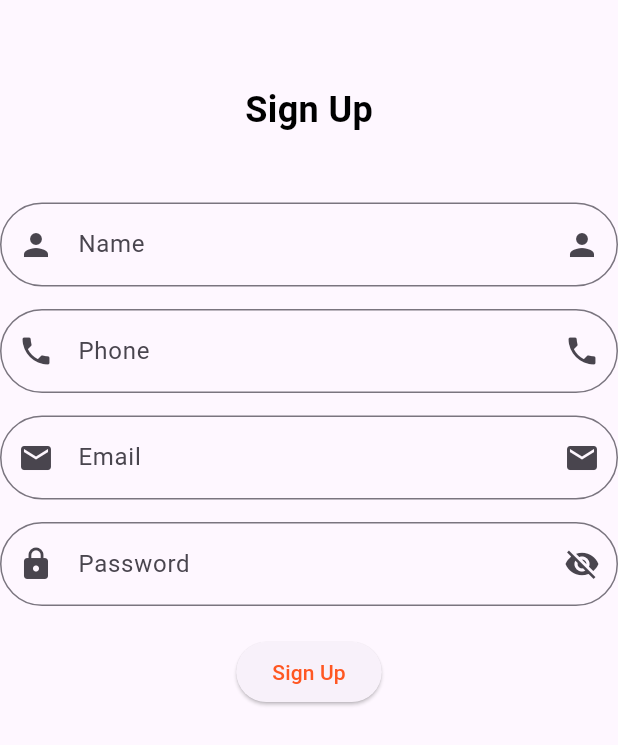
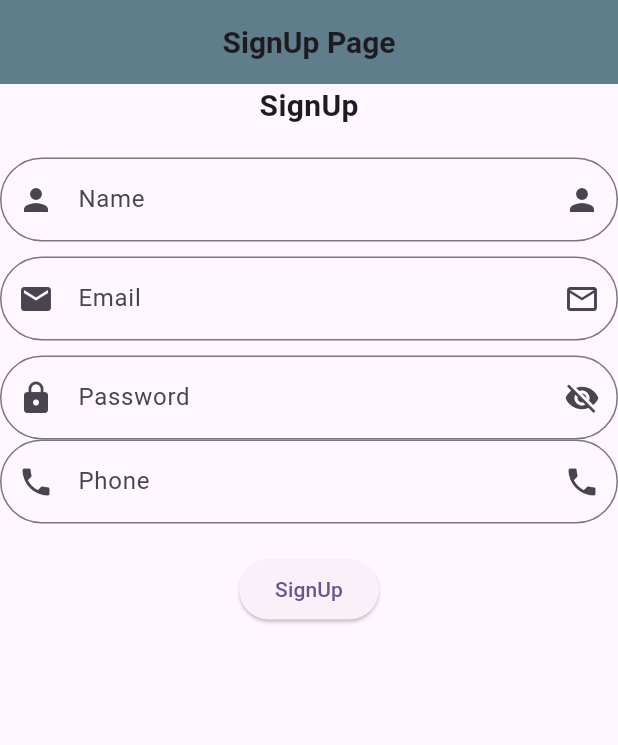
Before and after one commit to fm0831461-oss/news_app, a Flutter app: the screen it shows after launch, on a phone screen of 412 x 824 dp. Shown: the top 745 px of the screen. Run offline on Flutter 3.47's test engine with Material 3 defaults, Android fonts, the phone set to English and light mode, and no system bars; our stand-ins replace dio.

Commit message:
add app3

```diff
--- a/lib/NewApp1/Providers/auth_provider.dart
+++ b/lib/NewApp1/Providers/auth_provider.dart
@@ -4,8 +4,6 @@ import 'package:news_app/NewApp1/Services/auth_services.dart';
 
 class AuthProvider extends ChangeNotifier {
   AuthModel? auth;
-  final emailController = TextEditingController();
-  final passController = TextEditingController();
   bool isPass = true;
   Future<bool> userLogin({
     required String email,
--- a/lib/NewApp1/Screens/login_screen.dart
+++ b/lib/NewApp1/Screens/login_screen.dart
@@ -12,7 +12,6 @@ class LoginScreens extends StatelessWidget {
 
   @override
   Widget build(BuildContext context) {
-    // final providerObject = context.read<AuthProvider>();
     final providerObject = context.watch<AuthProvider>();
 
     return Scaffold(
--- /dev/null
+++ b/lib/NewsApp2/Screens/sign_up_screen.dart
@@ -0,0 +1,109 @@
+import 'package:flutter/material.dart';
+import 'package:news_app/NewsApp2/Providers/auth_provider_p2.dart';
+import 'package:news_app/NewsApp2/Screens/login_screen.dart';
+import 'package:news_app/NewsApp2/Widgets/custom_form_field.dart';
+import 'package:provider/provider.dart';
+
+class SignUpScreen extends StatelessWidget {
+  SignUpScreen({super.key});
+  TextEditingController name = TextEditingController();
+  TextEditingController email = TextEditingController();
+  TextEditingController password = TextEditingController();
+  TextEditingController phone = TextEditingController();
+  GlobalKey<FormState> ckey = GlobalKey();
+  @override
+  Widget build(BuildContext context) {
+    final objectProvider = context.watch<AuthProviderP2>();
+    return SafeArea(
+      child: Scaffold(
+        appBar: AppBar(
+          backgroundColor: Colors.blueGrey,
+          centerTitle: true,
+          title: Text(
+            "SignUp Page",
+            style: TextStyle(fontWeight: .bold, fontSize: 20),
+          ),
+        ),
+        body: Form(
+          key: ckey,
+          child: Column(
+            children: [
+              Text("SignUp", style: TextStyle(fontWeight: .bold, fontSize: 20)),
+              SizedBox(height: 20),
+              CustomFormField(
+                controller: name,
+                isPass: false,
+                label: "Name",
+                prefixIcon: Icons.person,
+                sufixIcon: Icon(Icons.person),
+              ),
+              SizedBox(height: 10),
+
+              CustomFormField(
+                controller: email,
+                isPass: false,
+                label: "Email",
+                prefixIcon: Icons.email,
+                sufixIcon: Icon(Icons.email_outlined),
+              ),
+              SizedBox(height: 10),
+
+              CustomFormField(
+                controller: password,
+                isPass: true,
+                label: "Password",
+                prefixIcon: Icons.lock,
+                sufixIcon: IconButton(
+                  onPressed: objectProvider.togleVisiability,
+                  icon: Icon(
+                    objectProvider.isPass
+                        ? Icons.visibility_off
+                        : Icons.visibility,
+                  ),
+                ),
+              ),
+              CustomFormField(
+                controller: phone,
+                isPass: false,
+                label: "Phone",
+                prefixIcon: Icons.phone,
+                sufixIcon: Icon(Icons.phone),
+              ),
+              SizedBox(height: 20),
+              ElevatedButton(
+                onPressed: () async {
+                  if (!ckey.currentState!.validate()) return;
+
+                  final success = await objectProvider.signUp(
+                    email: email.text.trim(),
+                    password: password.text,
+                    phone: phone.text.trim(),
+                    name: name.text.trim(),
+                  );
+
+                  print("Success: $success");
+
+                  ScaffoldMessenger.of(context).showSnackBar(
+                    SnackBar(
+                      content: Text(
+                        objectProvider.auth?.message ?? 'Please try again',
+                      ),
+                    ),
+                  );
+
+                  if (success) {
+                    Navigator.push(
+                      context,
+                      MaterialPageRoute(builder: (context) => LoginScreen()),
+                    );
+                  }
+                },
+                child: Text("SignUp"),
+              ),
+            ],
+          ),
+        ),
+      ),
+    );
+  }
+}
--- a/lib/NewsApp2/Services/auth_services_p2.dart
+++ b/lib/NewsApp2/Services/auth_services_p2.dart
@@ -19,4 +19,28 @@ class AuthServicesP2 {
       throw Exception("other error${other.toString()}");
     }
   }
+
+  static Future<AuthModelP2> sign({
+    required String email,
+    required String password,
+    required String name,
+    required String phone,
+  }) async {
+    try {
+      Response response = await dio.post(
+        "https://elsewedyteam.runasp.net/api/Register/AddUser",
+        data: {
+          "Email": email,
+          "Password": password,
+          "Phone": phone,
+          "Name": name,
+        },
+      );
+      return AuthModelP2.fromjson(response.data);
+    } on DioException catch (dioError) {
+      throw Exception(dioError.message);
+    } catch (other) {
+      throw Exception(("Other Error ${other.toString()}"));
+    }
+  }
 }
--- a/lib/main.dart
+++ b/lib/main.dart
@@ -1,7 +1,9 @@
 import 'package:flutter/material.dart';
 import 'package:news_app/NewApp1/Providers/auth_provider.dart';
 import 'package:news_app/NewApp1/Providers/home_provider.dart';
-import 'package:news_app/NewApp1/Screens/signup_screen.dart';
+// import 'package:news_app/NewApp1/Screens/signup_screen.dart';
+import 'package:news_app/NewsApp2/Providers/auth_provider_p2.dart';
+import 'package:news_app/NewsApp2/Screens/sign_up_screen.dart';
 
 import 'package:provider/provider.dart';
 
@@ -18,6 +20,7 @@ class MyApp extends StatelessWidget {
     return MultiProvider(
       providers: [
         ChangeNotifierProvider(create: (context) => AuthProvider()),
+        ChangeNotifierProvider(create: (context) => AuthProviderP2()),
         ChangeNotifierProvider(create: (context) => HomeProvider()),
       ],
 
@@ -25,7 +28,7 @@ class MyApp extends StatelessWidget {
         debugShowCheckedModeBanner: false,
         title: 'Flutter Demo',
         theme: ThemeData(colorScheme: .fromSeed(seedColor: Colors.deepPurple)),
-        home: SignupScreen(),
+        home: SignUpScreen(),
       ),
     );
   }
```
Also changed, not shown: lib/NewsApp2/Models/auth_model_p2.dart (+6 -1 lines), lib/NewsApp2/Providers/auth_provider_p2.dart (+17 -2 lines), lib/NewsApp2/Screens/home_screen.dart (added, +21 -0 lines), lib/NewsApp2/Screens/login_screen.dart (added, +86 -0 lines), lib/app3/Models/auth_model_3.dart (added, +9 -0 lines), lib/app3/Providers/auth_provider_3.dart (added, +70 -0 lines), lib/app3/Services/auth_services_3.dart (added, +46 -0 lines), lib/app3/Widgets/custom_text_field.dart (added, +99 -0 lines).
